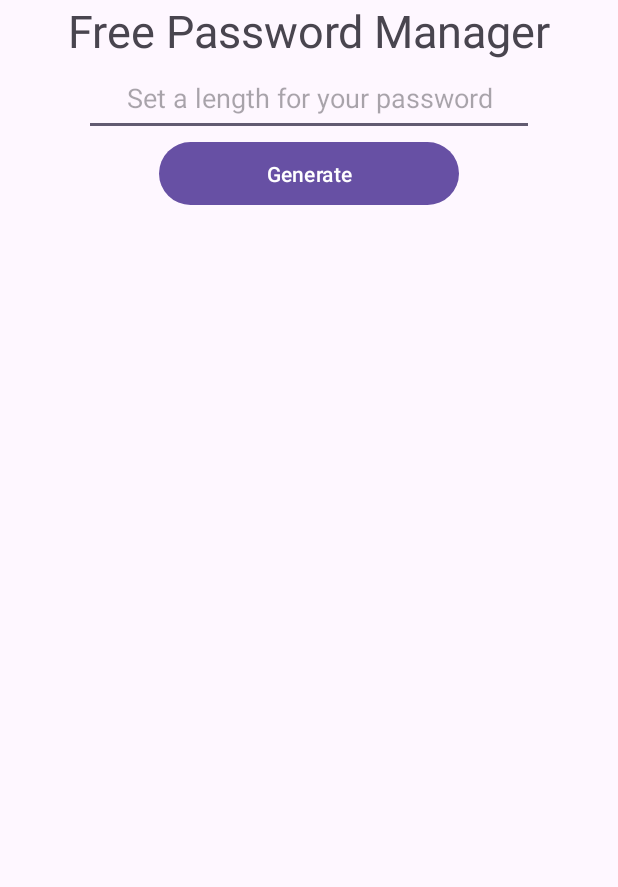
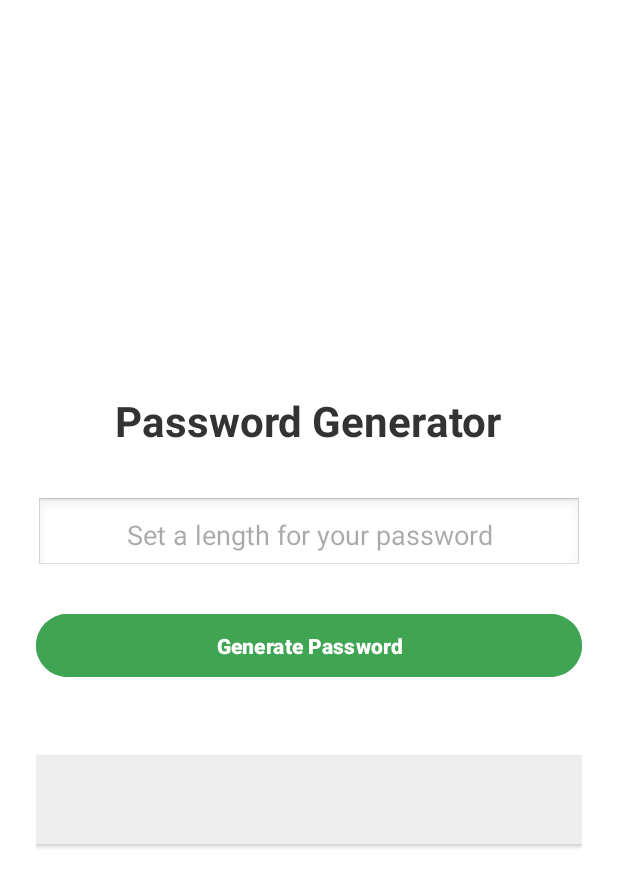
Before and after one commit to Mormito/JAVA-PasswordApp, an Android app: the screen it shows after launch (MainActivity), on a phone screen of 412 x 824 dp. Shown: the top 887 px of the screen. Run offline under Robolectric (Android 15) with nearby library versions, the phone set to English and light mode, and no system bars.

Commit message:
Quarto commit - Versão 1.2 | Melhorias na interface

```diff
--- a/MyFirstApplication/app/src/main/res/layout/activity_main.xml
+++ b/MyFirstApplication/app/src/main/res/layout/activity_main.xml
@@ -1,56 +1,59 @@
 <?xml version="1.0" encoding="utf-8"?>
-<LinearLayout xmlns:android="http://schemas.android.com/apk/res/android"
-    xmlns:app="http://schemas.android.com/apk/res-auto"
+<LinearLayout
+    xmlns:android="http://schemas.android.com/apk/res/android"
     xmlns:tools="http://schemas.android.com/tools"
     android:layout_width="match_parent"
     android:layout_height="match_parent"
-    tools:context=".MainActivity"
     android:orientation="vertical"
-    >
+    android:gravity="center"
+    android:padding="24dp"
+    android:background="@android:color/white"
+    tools:context=".MainActivity">
 
     <TextView
         android:id="@+id/textView1"
-        android:ems="10"
         android:layout_width="wrap_content"
         android:layout_height="wrap_content"
-        android:layout_gravity="center_horizontal"
-        android:text="Free Password Manager"
-        android:textSize="30sp"
-        android:textAlignment="center"
-        />
-
+        android:text="Password Generator"
+        android:textSize="28sp"
+        android:textStyle="bold"
+        android:textColor="#333"
+        android:layout_marginBottom="32dp" />
 
     <EditText
         android:id="@+id/text_input1"
-        android:layout_width="300sp"
-        android:layout_height="50sp"
-        android:layout_gravity="center_horizontal"
+        android:layout_width="match_parent"
+        android:layout_height="50dp"
+        android:hint="Set a length for your password"
         android:inputType="number"
-        android:hint="Set a length for your password"
-        android:textAlignment="center"
-        />
+        android:background="@android:drawable/edit_text"
+        android:padding="12dp"
+        android:layout_marginBottom="24dp"
+        android:textAlignment="center" />
 
     <Button
         android:id="@+id/confirm_button"
-        android:layout_width="200sp"
-        android:layout_height="50sp"
-        android:layout_gravity="center_horizontal"
-        android:hint="Generate"
-        android:textColorHint="@color/white"
-        android:shadowColor="@color/black"
-        android:onClick="showResults"
-        />
+        android:layout_width="match_parent"
+        android:layout_height="50dp"
+        android:text="Generate Password"
+        android:backgroundTint="#3fa553"
+        android:textColor="@android:color/white"
+        android:textStyle="bold"
+        android:layout_marginBottom="32dp"
+        android:onClick="showResults" />
 
     <TextView
         android:id="@+id/textViewResult"
+        android:layout_width="match_parent"
+        android:layout_height="wrap_content"
         android:text=""
-        android:ems="10"
-        android:layout_width="wrap_content"
-        android:layout_height="wrap_content"
-        android:layout_gravity="center_horizontal"
-        android:textSize="30sp"
+        android:textSize="20sp"
+        android:textColor="#000"
         android:textAlignment="center"
-        />
-
+        android:layout_marginTop="16dp"
+        android:padding="16dp"
+        android:background="#EEEEEE"
+        android:elevation="2dp"
+        android:lineSpacingExtra="4dp" />
 
 </LinearLayout>
```
Also changed, not shown: 1 other file.
